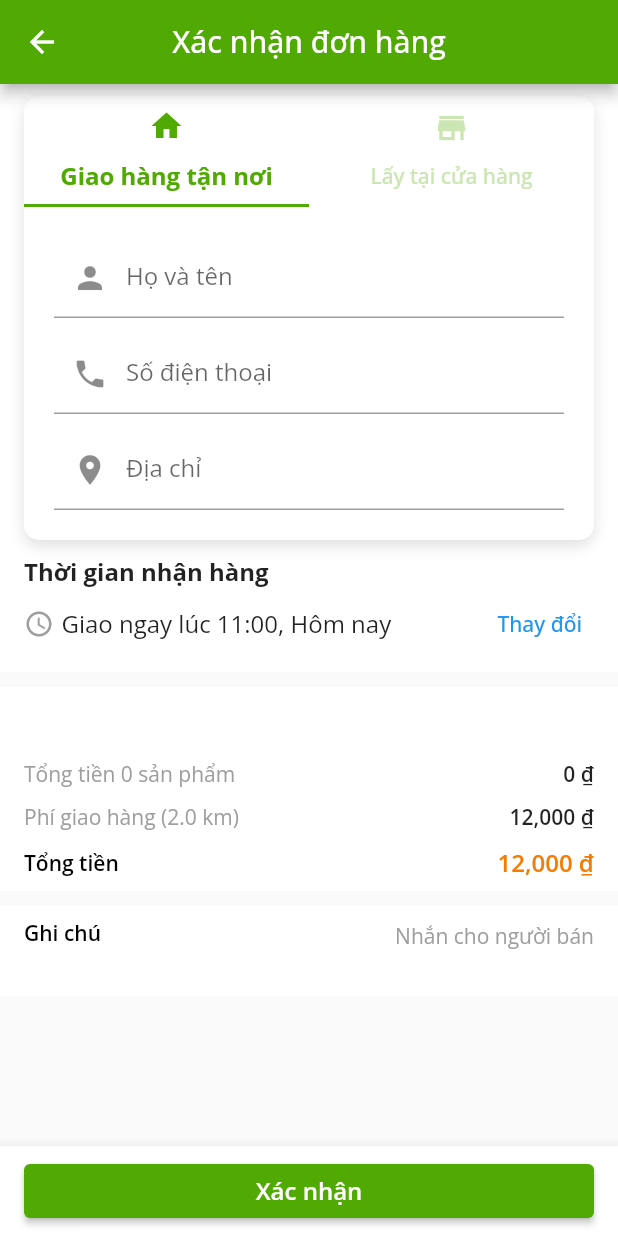
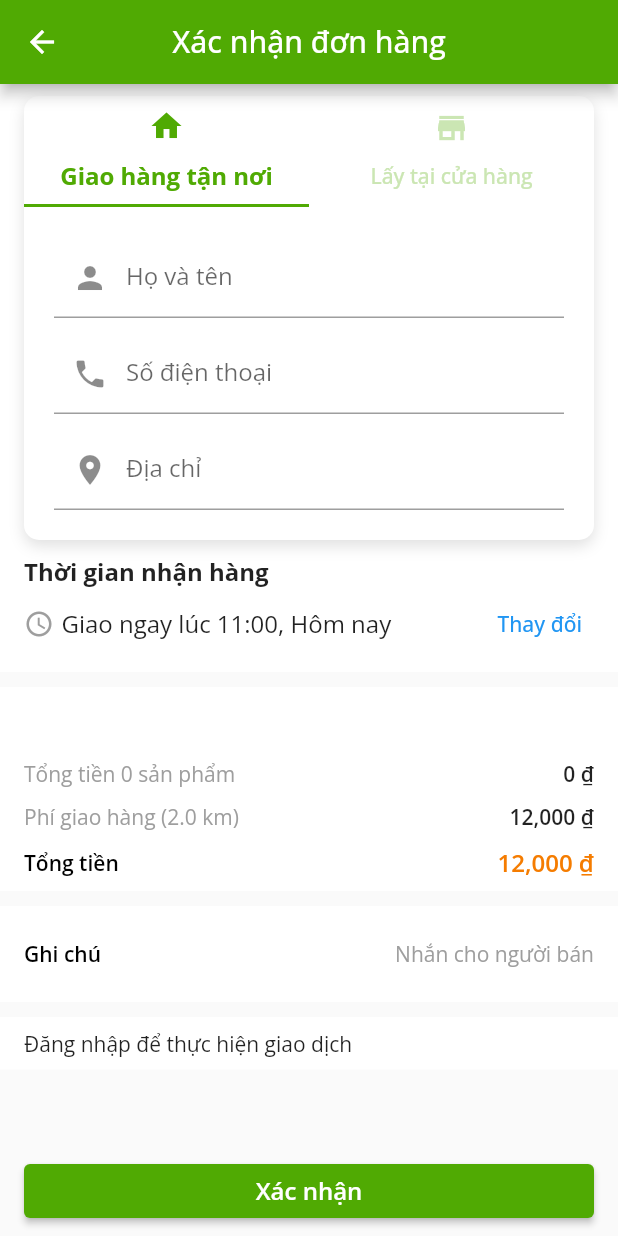
Before and after one commit to kimshinoh/flutter-estudiez, a Flutter app: the ConfirmOrderScreen screen opened directly with empty values, on a phone screen of 412 x 824 dp. Run offline on Flutter 3.47's test engine with Material 2 defaults, Android fonts, the phone set to English and light mode, and no system bars; our stand-ins replace another_flushbar, badges, carousel_slider, dio, firebase_auth, firebase_core and 12 more; accounts and stored records are empty; generated files the repository leaves out were written again; network calls fail.

Commit message:
finish create order

```diff
--- a/lib/models/payment/payment.dart
+++ b/lib/models/payment/payment.dart
@@ -1,3 +1,4 @@
+import 'package:flutter/material.dart';
 import 'package:json_annotation/json_annotation.dart';
 
 part 'payment.g.dart';
@@ -11,6 +12,7 @@ class Payment {
       required this.name,
       required this.accountNo,
       required this.status,
+      required this.isDefault,
       required this.logo});
 
   factory Payment.fromJson(Map<String, dynamic> json) =>
@@ -30,4 +32,25 @@ class Payment {
   String accountNo;
 
   String logo;
+
+  @JsonKey(name: 'is_default')
+  bool isDefault;
+
+  Widget paymentWidget() {
+    switch (provider) {
+      case "cash":
+        {
+          return Icon(Icons.price_change);
+        }
+      case "transfer":
+        {
+          return Icon(Icons.payment);
+        }
+
+      default:
+        {
+          return Icon(Icons.payment);
+        }
+    }
+  }
 }
--- a/lib/stores/user/auth_store.dart
+++ b/lib/stores/user/auth_store.dart
@@ -6,6 +6,7 @@ import 'package:fruity/data/network/exceptions/network_exceptions.dart';
 import 'package:fruity/dto/user/user_request.dart';
 import 'package:fruity/dto/user/user_response.dart';
 import 'package:fruity/models/user/user.dart' as UserModel;
+import 'package:fruity/stores/payment/payment_store.dart';
 import 'package:fruity/stores/user/form_login_store.dart';
 import 'package:fruity/stores/user_address/user_address_store.dart';
 import 'package:mobx/mobx.dart';
@@ -36,6 +37,7 @@ abstract class _AuthStoreBase with Store {
   FormLoginStore formLoginStore = FormLoginStore();
 
   UserAddressStore userAddressStore = UserAddressStore();
+  PaymentStore paymentStore = PaymentStore();
 
   void setupUpdateUser() {
     _disposers.add(
@@ -43,8 +45,10 @@ abstract class _AuthStoreBase with Store {
         (_) => userId,
         (String userId) {
           if (userId.isNotEmpty) {
+            paymentStore.getMyPayments();
             userAddressStore.getUserAddresses();
           } else {
+            paymentStore.clearPayments();
             userAddressStore.clearUserAddresses();
           }
         },
--- a/lib/ui/cart/cart_screen.dart
+++ b/lib/ui/cart/cart_screen.dart
@@ -2,7 +2,7 @@ import 'package:flutter/material.dart';
 import 'package:flutter_mobx/flutter_mobx.dart';
 import 'package:fruity/stores/cart/cart_store.dart';
 import 'package:fruity/ui/cart/widgets/list_cart_item.dart';
-import 'package:fruity/widgets/user_address.dart';
+import 'package:fruity/widgets/user_address_widget.dart';
 import 'package:provider/provider.dart';
 
 class CartScreen extends StatelessWidget {
--- a/lib/ui/order/order_confirm_screen.dart
+++ b/lib/ui/order/order_confirm_screen.dart
@@ -1,5 +1,6 @@
 import 'package:flutter/material.dart';
 import 'package:fruity/models/cart/cart.dart';
+import 'package:fruity/models/payment/payment.dart';
 import 'package:fruity/models/seller/seller.dart';
 import 'package:fruity/models/user_address/user_address.dart';
 import 'package:fruity/stores/cart/cart_store.dart';
@@ -9,8 +10,8 @@ import 'package:fruity/ui/order/widgets/create_order_button.dart';
 import 'package:fruity/ui/order/widgets/list_cart_item.dart';
 import 'package:fruity/ui/order/widgets/select_received_time.dart';
 import 'package:fruity/utils/currency_util.dart';
-import 'package:fruity/widgets/user_address.dart';
-
+import 'package:fruity/widgets/payment_user_widget.dart';
+import 'package:fruity/widgets/user_address_widget.dart';
 import 'package:provider/provider.dart';
 
 class ConfirmOrderAgruments {
@@ -28,50 +29,60 @@ class ConfirmOrderScreen extends StatelessWidget {
     final ConfirmOrderAgruments args =
         ModalRoute.of(context)!.settings.arguments as ConfirmOrderAgruments;
 
+    String sellerId = args.sellerId;
+    OrderConfirmationStore _orderConfirmationStore = OrderConfirmationStore();
+    return Scaffold(
+        appBar: AppBar(
+          title: const Text('Xác nhận đơn hàng'),
+          centerTitle: true,
+        ),
+        bottomNavigationBar: Provider.value(
+            value: _orderConfirmationStore, child: ButtonCreateOrder()),
+        body: Provider<OrderConfirmationStore>.value(
+          value: _orderConfirmationStore,
+          child: _body(sellerId: sellerId),
+        ));
+  }
+}
+
+class _body extends StatelessWidget {
+  String sellerId;
+  _body({Key? key, required this.sellerId}) : super(key: key);
+
+  @override
+  Widget build(BuildContext context) {
+    {
       final CartStore cartStore = context.read<CartStore>();
       final AuthStore authStore = context.read<AuthStore>();
-    final List<CartItem>? items = cartStore.groupedItemsBySeller[args.sellerId];
-    final Seller? seller = cartStore.sellerStore.sellersMap[args.sellerId];
+      final List<CartItem>? items = cartStore.groupedItemsBySeller[sellerId];
+      final Seller? seller = cartStore.sellerStore.sellersMap[sellerId];
 
       final OrderConfirmationStore _orderConfirmationStore =
-        OrderConfirmationStore();
+          context.read<OrderConfirmationStore>();
       if (items != null) {
         _orderConfirmationStore.createOrderStore.setItems(items);
       }
       if (seller != null) {
         _orderConfirmationStore.createOrderStore.setSeller(seller);
       }
-    final UserAddress? userAddress = authStore.userAddressStore.defaultAddress;
+      final UserAddress? userAddress =
+          authStore.userAddressStore.defaultAddress;
+      final Payment? defaultPayment = authStore.paymentStore.defaultPayment;
 
       if (userAddress != null) {
         _orderConfirmationStore.createOrderStore.setUserAddress(userAddress);
       }
 
-    return Provider.value(
-      value: _orderConfirmationStore,
-      child: Scaffold(
-        appBar: AppBar(
-          title: const Text('Xác nhận đơn hàng'),
-          centerTitle: true,
-        ),
-        bottomNavigationBar: const BottomAppBar(child: ButtonCreateOrder()),
-        body: _body(),
-      ),
-    );
+      if (defaultPayment != null) {
+        _orderConfirmationStore.createOrderStore.setPayment(defaultPayment);
       }
 
-  Widget _body() {
-    return Builder(
-      builder: (BuildContext context) {
-        final OrderConfirmationStore _orderConfirmationStore =
-            context.read<OrderConfirmationStore>();
       return ListView(
         children: [
           Container(
             color: Colors.white,
             child: Padding(
-                padding:
-                    const EdgeInsets.symmetric(vertical: 8, horizontal: 16),
+              padding: const EdgeInsets.symmetric(vertical: 8, horizontal: 16),
               child: Column(
                 children: const [
                   UserAddressWidget(),
@@ -89,8 +100,7 @@ class ConfirmOrderScreen extends StatelessWidget {
           Container(
             color: Colors.white,
             child: Padding(
-                padding:
-                    const EdgeInsets.symmetric(vertical: 8, horizontal: 16),
+              padding: const EdgeInsets.symmetric(vertical: 8, horizontal: 16),
               child: Column(
                 children: const [
                   _SellerInfo(),
@@ -112,14 +122,25 @@ class ConfirmOrderScreen extends StatelessWidget {
           Container(
             color: Colors.white,
             child: const Padding(
+              padding: EdgeInsets.symmetric(
+                horizontal: 16,
+              ),
+              child: _NoteInfo(),
+            ),
+          ),
+          const SizedBox(
+            height: 10,
+          ),
+          Container(
+            color: Colors.white,
+            child: const Padding(
               padding: EdgeInsets.symmetric(horizontal: 16, vertical: 8),
-                child: _NoteInfo(),
+              child: PaymentSelectionWidget(),
             ),
           ),
         ],
       );
-      },
-    );
+    }
   }
 }
 
@@ -267,7 +288,6 @@ class _NoteInfo extends StatelessWidget {
       text: _orderConfirmationStore.createOrderStore.note,
     );
     return Row(
-      crossAxisAlignment: CrossAxisAlignment.start,
       children: [
         const Text(
           'Ghi chú',
@@ -279,7 +299,10 @@ class _NoteInfo extends StatelessWidget {
         ),
         Expanded(
           child: Padding(
-            padding: const EdgeInsets.only(left: 30),
+            padding: const EdgeInsets.only(
+              top: 20,
+              left: 30,
+            ),
             child: TextFormField(
               controller: _noteController,
               textAlign: TextAlign.end,
@@ -293,7 +316,7 @@ class _NoteInfo extends StatelessWidget {
                 hintStyle: TextStyle(fontSize: 14, color: Colors.grey),
                 border: InputBorder.none,
                 isDense: true,
-                contentPadding: EdgeInsets.symmetric(),
+                contentPadding: EdgeInsets.zero,
               ),
             ),
           ),
--- a/lib/ui/order/widgets/create_order_button.dart
+++ b/lib/ui/order/widgets/create_order_button.dart
@@ -1,4 +1,5 @@
 import 'package:flutter/material.dart';
+import 'package:flutter_mobx/flutter_mobx.dart';
 import 'package:fruity/stores/cart/cart_store.dart';
 import 'package:fruity/stores/order/confirm_order_store.dart';
 import 'package:fruity/utils/notify_util.dart';
@@ -20,27 +21,41 @@ class ButtonCreateOrder extends StatelessWidget {
           padding: const EdgeInsets.symmetric(horizontal: 16),
           child: SizedBox(
             width: MediaQuery.of(context).size.width,
-            child: ElevatedButton(
+            child: Observer(builder: (_) {
+              return ElevatedButton(
                 onPressed: () async {
                   await _orderConfirmationStore.createOrderStore.createOrder();
                   await _cartStore.removeItems(
                     _orderConfirmationStore.createOrderStore.items,
                   );
+                  _orderConfirmationStore.createOrderStore.clear();
+
+                  Navigator.pop(context);
                   Future.delayed(Duration.zero, () {
                     NotifyHelper.success(context, 'Tạo đơn hàng thành công!');
                   });
-                Navigator.pop(context);
                 },
-              child: const Text(
+                child: Observer(builder: (_) {
+                  return _orderConfirmationStore.createOrderStore.isLoading
+                      ? const SizedBox(
+                          width: 15,
+                          height: 15,
+                          child: CircularProgressIndicator(
+                            color: Colors.white,
+                          ),
+                        )
+                      : const Text(
                           'Xác nhận',
                           textAlign: TextAlign.center,
-                style: TextStyle(
+                          style: const TextStyle(
                             color: Colors.white,
                             fontSize: 16,
                             fontWeight: FontWeight.w600,
                           ),
-              ),
-            ),
+                        );
+                }),
+              );
+            }),
           ),
         ),
       ),
--- a/lib/ui/order/widgets/list_cart_item.dart
+++ b/lib/ui/order/widgets/list_cart_item.dart
@@ -1,4 +1,5 @@
 import 'package:flutter/material.dart';
+import 'package:flutter_mobx/flutter_mobx.dart';
 import 'package:fruity/models/cart/cart.dart';
 import 'package:fruity/stores/order/confirm_order_store.dart';
 import 'package:fruity/utils/currency_util.dart';
@@ -12,6 +13,7 @@ class ListCartItem extends StatelessWidget {
     final OrderConfirmationStore _orderConfirmationStore =
         context.read<OrderConfirmationStore>();
 
+    return Observer(builder: (_) {
       return ListView.separated(
         separatorBuilder: (BuildContext context, int index) => const Padding(
           padding: EdgeInsets.all(8.0),
@@ -29,6 +31,7 @@ class ListCartItem extends StatelessWidget {
         },
         itemCount: _orderConfirmationStore.createOrderStore.items.length,
       );
+    });
   }
 }
 
--- /dev/null
+++ b/lib/widgets/badget_decoration.dart
@@ -0,0 +1,65 @@
+import 'dart:math';
+
+import 'package:flutter/rendering.dart';
+
+class BadgeDecoration extends Decoration {
+  final Color badgeColor;
+  final double badgeSize;
+  final TextSpan textSpan;
+
+  const BadgeDecoration(
+      {required this.badgeColor,
+      required this.badgeSize,
+      required this.textSpan});
+
+  @override
+  BoxPainter createBoxPainter([VoidCallback? onChanged]) =>
+      _BadgePainter(badgeColor, badgeSize, textSpan);
+}
+
+class _BadgePainter extends BoxPainter {
+  static const double BASELINE_SHIFT = 1;
+  static const double CORNER_RADIUS = 4;
+  final Color badgeColor;
+  final double badgeSize;
+  final TextSpan textSpan;
+
+  _BadgePainter(this.badgeColor, this.badgeSize, this.textSpan);
+
+  @override
+  void paint(Canvas canvas, Offset offset, ImageConfiguration configuration) {
+    canvas.save();
+    canvas.translate(
+        offset.dx + configuration.size!.width - badgeSize, offset.dy);
+    canvas.drawPath(buildBadgePath(), getBadgePaint());
+    // draw text
+    final double hyp = sqrt(badgeSize * badgeSize + badgeSize * badgeSize);
+    final TextPainter textPainter = TextPainter(
+        text: textSpan,
+        textDirection: TextDirection.ltr,
+        textAlign: TextAlign.center);
+    textPainter.layout(minWidth: hyp, maxWidth: hyp);
+    final double halfHeight = textPainter.size.height / 2;
+    final double v = sqrt(halfHeight * halfHeight + halfHeight * halfHeight) +
+        BASELINE_SHIFT;
+    canvas.translate(v, -v);
+    canvas.rotate(0.785398); // 45 degrees
+    textPainter.paint(canvas, Offset.zero);
+    canvas.restore();
+  }
+
+  Paint getBadgePaint() => Paint()
+    ..isAntiAlias = true
+    ..color = badgeColor;
+
+  Path buildBadgePath() => Path.combine(
+        PathOperation.difference,
+        Path()
+          ..addRRect(RRect.fromLTRBAndCorners(0, 0, badgeSize, badgeSize,
+              topRight: Radius.circular(CORNER_RADIUS))),
+        Path()
+          ..lineTo(0, badgeSize)
+          ..lineTo(badgeSize, badgeSize)
+          ..close(),
+      );
+}
--- /dev/null
+++ b/lib/widgets/payment_user_widget.dart
@@ -0,0 +1,93 @@
+import 'package:flutter/material.dart';
+import 'package:flutter_mobx/flutter_mobx.dart';
+import 'package:fruity/constants/app_color.dart';
+import 'package:fruity/models/payment/payment.dart';
+import 'package:fruity/stores/order/confirm_order_store.dart';
+import 'package:fruity/stores/user/auth_store.dart';
+import 'package:fruity/widgets/badget_decoration.dart';
+import 'package:provider/provider.dart';
+
+class PaymentSelectionWidget extends StatelessWidget {
+  const PaymentSelectionWidget({Key? key}) : super(key: key);
+
+  @override
+  Widget build(BuildContext context) {
+    AuthStore _authStore = context.read<AuthStore>();
+    OrderConfirmationStore _orderConfirmationStore =
+        context.read<OrderConfirmationStore>();
+
+    bool isSelected(Payment payment) {
+      Payment? selectedPayment =
+          _orderConfirmationStore.createOrderStore.payment;
+
+      return selectedPayment != null &&
+          selectedPayment.provider == payment.provider;
+    }
+
+    return Observer(builder: (BuildContext context) {
+      final Payment? selectedPayment =
+          _orderConfirmationStore.createOrderStore.payment;
+
+      if (_authStore.isLoggedIn) {
+        return Row(
+          children: [
+            Expanded(
+                flex: 1,
+                child: Stack(
+                  children: [
+                    InkWell(
+                      onTap: () {
+                        _orderConfirmationStore.createOrderStore.setPayment(
+                            _authStore.paymentStore.defaultPayment!);
+                      },
+                      child: Container(
+                        foregroundDecoration:
+                            isSelected(_authStore.paymentStore.defaultPayment!)
+                                ? BadgeDecoration(
+                                    badgeColor: AppColors.palette.shade500,
+                                    badgeSize: 25,
+                                    textSpan: TextSpan(),
+                                  )
+                                : null,
+                        decoration: BoxDecoration(
+                          color: Colors.white,
+                          borderRadius: BorderRadius.circular(5),
+                          border: Border.all(
+                            color: isSelected(
+                                    _authStore.paymentStore.defaultPayment!)
+                                ? AppColors.palette.shade500
+                                : Colors.grey,
+                            width: 1,
+                          ),
+                        ),
+                        child: Padding(
+                          padding: const EdgeInsets.all(8.0),
+                          child: Row(
+                              mainAxisAlignment: MainAxisAlignment.center,
+                              children: [
+                                _authStore.paymentStore.defaultPayment!
+                                    .paymentWidget(),
+                                const SizedBox(width: 10),
+                                Text(
+                                  _authStore.paymentStore.defaultPayment!.name,
+                                  style: TextStyle(fontWeight: FontWeight.w500),
+                                ),
+                              ]),
+                        ),
+                      ),
+                    ),
+                    Positioned(
+                      child: Icon(Icons.done, size: 12, color: Colors.white),
+                      top: 0,
+                      right: 0,
+                    ),
+                  ],
+                )),
+          ],
+        );
+      } else {
+        return Text('Đăng nhập để thực hiện giao dịch');
+      }
+    });
+  }
+}
```
Also changed, not shown: lib/data/network/apis/payment/payment_api.dart (added, +26 -0 lines), lib/dto/payment/payment_request.dart (added, +12 -0 lines), lib/dto/payment/payment_response.dart (added, +27 -0 lines), lib/stores/order/create_order_store.dart (+30 -4 lines), lib/stores/payment/payment_store.dart (added, +58 -0 lines), lib/dto/order/order_request.g.dart, lib/dto/payment/payment_request.g.dart (added), lib/dto/payment/payment_response.g.dart (added), lib/dto/user_address/user_address_response.g.dart, lib/models/payment/payment.g.dart, lib/stores/cart/cart_store.g.dart, lib/stores/category/category_store.g.dart, lib/stores/category/product_store.g.dart, lib/stores/order/confirm_order_store.g.dart, 6 more files. Lines whose indentation alone changed are shown as unchanged.
